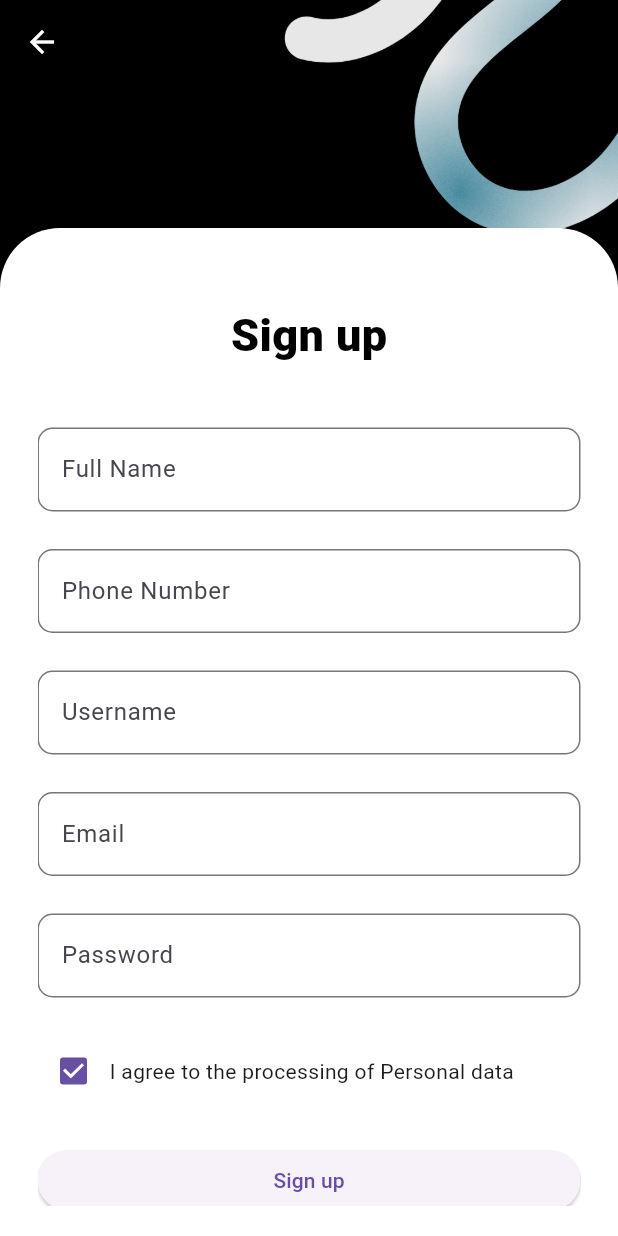
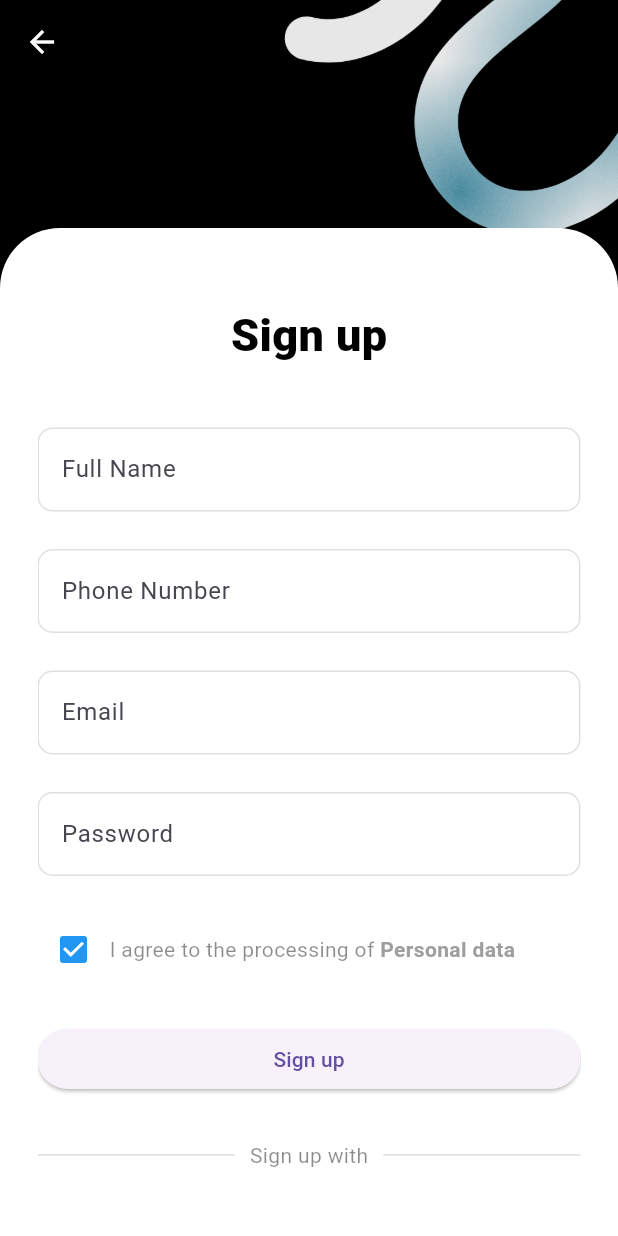
Before and after one commit to mona1121/test1, a Flutter app: the screen it shows after launch, after a tap on "Sign up", on a phone screen of 412 x 824 dp. Run offline on Flutter 3.47's test engine with Material 3 defaults, Android fonts, the light colour scheme and no system bars; our stand-ins replace font_awesome_flutter.

Commit message:
Revert "Mona's branch"

```diff
--- a/lib/components/navigation_bar.dart
+++ b/lib/components/navigation_bar.dart
@@ -6,11 +6,11 @@ class CustomNavBar extends StatelessWidget {
   final Function onScanTap;
 
   const CustomNavBar({
-    super.key,
+    Key? key,
     required this.onHomeTap,
     required this.onCartTap,
     required this.onScanTap,
-  });
+  }) : super(key: key);
 
   @override
   Widget build(BuildContext context) {
--- a/lib/main.dart
+++ b/lib/main.dart
@@ -1,17 +1,14 @@
-import 'package:firebase_core/firebase_core.dart';
 import 'package:flutter/material.dart';
-import 'package:test1/screens/home_screen.dart';
 import 'package:test1/screens/welcome_screen.dart';
 
-void main() async {
-  WidgetsFlutterBinding.ensureInitialized(); // Ensure Flutter binding is initialized
-  await Firebase.initializeApp();  // Initialize Firebase
-  runApp(const Test1());  // Run the main app
+void main() {
+  runApp(test1());
 }
 
-class Test1 extends StatelessWidget {
-  const Test1({super.key});
+class test1 extends StatelessWidget {
+  const test1 ({super.key});
 
+  //root widget
   @override
   Widget build(BuildContext context) {
     return MaterialApp(
@@ -20,7 +17,7 @@ class Test1 extends StatelessWidget {
       theme: ThemeData(
         primarySwatch: Colors.blue,
       ),
-      home: const WelcomeScreen(),
+      home: WelcomeScreen(),
     );
   }
 }
--- a/lib/screens/signup_screen.dart
+++ b/lib/screens/signup_screen.dart
@@ -1,11 +1,8 @@
-import 'package:firebase_auth/firebase_auth.dart';
 import 'package:flutter/material.dart';
 import 'package:font_awesome_flutter/font_awesome_flutter.dart';
-import 'package:test1/firebase_auth_implementation/firebase_auth_services.dart';
 import 'package:test1/screens/login_screen.dart';
 import 'package:test1/screens/verification_screen.dart';
 import 'package:test1/widgets/custom_scaffold.dart';
-import 'home_screen.dart';
 
 class SignupScreen extends StatefulWidget {
   const SignupScreen({super.key});
@@ -15,29 +12,9 @@ class SignupScreen extends StatefulWidget {
 }
 
 class _SignupScreenState extends State<SignupScreen> {
-  final FirebaseAuthService _auth = FirebaseAuthService();
-
   final _formSignupKey = GlobalKey<FormState>();
   bool agreePersonalData = true;
   String phoneNumber = '';
-
-  // Declare controllers
-  final TextEditingController _nameController = TextEditingController();
-  final TextEditingController _phoneController = TextEditingController();
-  final TextEditingController _usernameController = TextEditingController();
-  final TextEditingController _emailController = TextEditingController();
-  final TextEditingController _passwordController = TextEditingController();
-
-  @override
-  void dispose() {
-    // Dispose of controllers to prevent memory leaks
-    _nameController.dispose();
-    _phoneController.dispose();
-    _usernameController.dispose();
-    _emailController.dispose();
-    _passwordController.dispose();
-    super.dispose();
-  }
 
   @override
   Widget build(BuildContext context) {
@@ -46,7 +23,9 @@ class _SignupScreenState extends State<SignupScreen> {
         children: [
           const Expanded(
             flex: 1,
-            child: SizedBox(height: 10),
+            child: SizedBox(
+              height: 10,
+            ),
           ),
           Expanded(
             flex: 7,
@@ -65,7 +44,8 @@ class _SignupScreenState extends State<SignupScreen> {
                   child: Column(
                     crossAxisAlignment: CrossAxisAlignment.center,
                     children: [
-                      const Text(
+                      // Sign up text
+                      Text(
                         'Sign up',
                         style: TextStyle(
                           fontSize: 30.0,
@@ -73,11 +53,11 @@ class _SignupScreenState extends State<SignupScreen> {
                           color: Colors.black,
                         ),
                       ),
-                      const SizedBox(height: 40.0),
-
-                      // Full Name
+                      const SizedBox(
+                        height: 40.0,
+                      ),
+                      // Full name
                       TextFormField(
-                        controller: _nameController,
                         validator: (value) {
                           if (value == null || value.isEmpty) {
                             return 'Please enter Full name';
@@ -87,16 +67,29 @@ class _SignupScreenState extends State<SignupScreen> {
                         decoration: InputDecoration(
                           label: const Text('Full Name'),
                           hintText: 'Enter Full Name',
+                          hintStyle: const TextStyle(
+                            color: Colors.black26,
+                          ),
                           border: OutlineInputBorder(
+                            borderSide: const BorderSide(
+                              color: Colors.black12,
+                            ),
+                            borderRadius: BorderRadius.circular(10),
+                          ),
+                          enabledBorder: OutlineInputBorder(
+                            borderSide: const BorderSide(
+                              color: Colors.black12,
+                            ),
                             borderRadius: BorderRadius.circular(10),
                           ),
                         ),
                       ),
-                      const SizedBox(height: 25.0),
+                      const SizedBox(
+                        height: 25.0,
+                      ),
 
-                      // Phone Number
+                      // Phone number
                       TextFormField(
-                        controller: _phoneController,
                         validator: (value) {
                           if (value == null || value.isEmpty) {
                             return 'Please enter Phone Number';
@@ -113,37 +106,30 @@ class _SignupScreenState extends State<SignupScreen> {
                         keyboardType: TextInputType.phone,
                         decoration: InputDecoration(
                           label: const Text('Phone Number'),
-                          hintText: 'Enter Phone Number',
+                          hintText: ' Enter Phone Number',
                           prefixText: '+966',
+                          hintStyle: const TextStyle(
+                            color: Colors.black26,
+                          ),
                           border: OutlineInputBorder(
+                            borderSide: const BorderSide(
+                              color: Colors.black12,
+                            ),
+                            borderRadius: BorderRadius.circular(10),
+                          ),
+                          enabledBorder: OutlineInputBorder(
+                            borderSide: const BorderSide(
+                              color: Colors.black12,
+                            ),
                             borderRadius: BorderRadius.circular(10),
                           ),
                         ),
                       ),
-                      const SizedBox(height: 25.0),
-
-                      // Username
-                      TextFormField(
-                        controller: _usernameController,
-                        validator: (value) {
-                          if (value == null || value.isEmpty) {
-                            return 'Please Enter Username';
-                          }
-                          return null;
-                        },
-                        decoration: InputDecoration(
-                          label: const Text('Username'),
-                          hintText: 'Enter Username',
-                          border: OutlineInputBorder(
-                            borderRadius: BorderRadius.circular(10),
-                          ),
-                        ),
+                      const SizedBox(
+                        height: 25.0,
                       ),
-                      const SizedBox(height: 25.0),
-
                       // Email
                       TextFormField(
-                        controller: _emailController,
                         validator: (value) {
                           if (value == null || value.isEmpty) {
                             return 'Please enter Email';
@@ -153,16 +139,28 @@ class _SignupScreenState extends State<SignupScreen> {
                         decoration: InputDecoration(
                           label: const Text('Email'),
                           hintText: 'Enter Email',
+                          hintStyle: const TextStyle(
+                            color: Colors.black26,
+                          ),
                           border: OutlineInputBorder(
+                            borderSide: const BorderSide(
+                              color: Colors.black12,
+                            ),
+                            borderRadius: BorderRadius.circular(10),
+                          ),
+                          enabledBorder: OutlineInputBorder(
+                            borderSide: const BorderSide(
+                              color: Colors.black12,
+                            ),
                             borderRadius: BorderRadius.circular(10),
                           ),
                         ),
                       ),
-                      const SizedBox(height: 25.0),
-
+                      const SizedBox(
+                        height: 25.0,
+                      ),
                       // Password
                       TextFormField(
-                        controller: _passwordController,
                         obscureText: true,
                         obscuringCharacter: '*',
                         validator: (value) {
@@ -174,14 +172,27 @@ class _SignupScreenState extends State<SignupScreen> {
                         decoration: InputDecoration(
                           label: const Text('Password'),
                           hintText: 'Enter Password',
+                          hintStyle: const TextStyle(
+                            color: Colors.black26,
+                          ),
                           border: OutlineInputBorder(
+                            borderSide: const BorderSide(
+                              color: Colors.black12,
+                            ),
+                            borderRadius: BorderRadius.circular(10),
+                          ),
+                          enabledBorder: OutlineInputBorder(
+                            borderSide: const BorderSide(
+                              color: Colors.black12,
+                            ),
                             borderRadius: BorderRadius.circular(10),
                           ),
                         ),
                       ),
-                      const SizedBox(height: 25.0),
-
-                      // Agree to processing of personal data
+                      const SizedBox(
+                        height: 25.0,
+                      ),
+                      // I agree to the processing of personal data
                       Row(
                         children: [
                           Checkbox(
@@ -191,24 +202,89 @@ class _SignupScreenState extends State<SignupScreen> {
                                 agreePersonalData = value!;
                               });
                             },
+                            activeColor: Colors.blue,
                           ),
                           const Text(
-                            'I agree to the processing of Personal data',
+                            'I agree to the processing of ',
+                            style: TextStyle(
+                              color: Colors.black45,
+                            ),
+                          ),
+                          Text(
+                            'Personal data',
+                            style: TextStyle(
+                              fontWeight: FontWeight.bold,
+                              color: Colors.grey,
+                            ),
                           ),
                         ],
                       ),
-                      const SizedBox(height: 25.0),
-
+                      const SizedBox(
+                        height: 25.0,
+                      ),
                       // Sign-up button
                       SizedBox(
                         width: double.infinity,
                         child: ElevatedButton(
-                          onPressed: _signUp,  // Linking the signup method here
+                          onPressed: () {
+                            if (_formSignupKey.currentState!.validate() &&
+                                agreePersonalData) {
+                              // Navigate to the OTP verification screen
+                              Navigator.push(
+                                context,
+                                MaterialPageRoute(
+                                  builder: (context) => VerificationScreen(
+                                    phoneNumber: phoneNumber,
+                                  ),
+                                ),
+                              );
+                            } else if (!agreePersonalData) {
+                              ScaffoldMessenger.of(context).showSnackBar(
+                                const SnackBar(
+                                    content: Text(
+                                        'Please agree to the processing of personal data')),
+                              );
+                            }
+                          },
                           child: const Text('Sign up'),
                         ),
                       ),
-                      const SizedBox(height: 30.0),
-
+                      const SizedBox(
+                        height: 30.0,
+                      ),
+                      // Sign up divider
+                      Row(
+                        mainAxisAlignment: MainAxisAlignment.center,
+                        children: [
+                          Expanded(
+                            child: Divider(
+                              thickness: 0.7,
+                              color: Colors.grey.withOpacity(0.5),
+                            ),
+                          ),
+                          const Padding(
+                            padding: EdgeInsets.symmetric(
+                              vertical: 0,
+                              horizontal: 10,
+                            ),
+                            child: Text(
+                              'Sign up with',
+                              style: TextStyle(
+                                color: Colors.black45,
+                              ),
+                            ),
+                          ),
+                          Expanded(
+                            child: Divider(
+                              thickness: 0.7,
+                              color: Colors.grey.withOpacity(0.5),
+                            ),
+                          ),
+                        ],
+                      ),
+                      const SizedBox(
+                        height: 30.0,
+                      ),
                       // Sign-up social media icons
                       Row(
                         mainAxisAlignment: MainAxisAlignment.spaceEvenly,
@@ -231,8 +307,9 @@ class _SignupScreenState extends State<SignupScreen> {
                           ),
                         ],
                       ),
-                      const SizedBox(height: 25.0),
-
+                      const SizedBox(
+                        height: 25.0,
+                      ),
                       // Already have an account
                       Row(
                         mainAxisAlignment: MainAxisAlignment.center,
@@ -252,7 +329,7 @@ class _SignupScreenState extends State<SignupScreen> {
                                 ),
                               );
                             },
-                            child: const Text(
+                            child: Text(
                               'Log in',
                               style: TextStyle(
                                 fontWeight: FontWeight.bold,
@@ -262,7 +339,9 @@ class _SignupScreenState extends State<SignupScreen> {
                           ),
                         ],
                       ),
-                      const SizedBox(height: 20.0),
+                      const SizedBox(
+                        height: 20.0,
+                      ),
                     ],
                   ),
                 ),
@@ -273,37 +352,4 @@ class _SignupScreenState extends State<SignupScreen> {
       ),
     );
   }
-
-  void _signUp() async {
-    if (_formSignupKey.currentState!.validate() && agreePersonalData) {
-      try {
-        // Signing up the user with email and password
-        User? user = await _auth.signUpWithEmailAndPassword(
-          _emailController.text,
-          _passwordController.text,
-        );
-
-        if (user != null) {
-          print("User is successfully created");
-          Navigator.push(
-            context,
-            MaterialPageRoute(
-              builder: (context) => const HomeScreen(),
-            ),
-          );
-        } else {
-          print("Sign-up failed: No user returned");
-        }
-      } catch (e) {
-        print("Error during sign-up: $e");
-        ScaffoldMessenger.of(context).showSnackBar(
-          SnackBar(content: Text("Sign-up failed: ${e.toString()}")),
-        );
-      }
-    } else if (!agreePersonalData) {
-      ScaffoldMessenger.of(context).showSnackBar(
-        const SnackBar(content: Text("Please agree to the processing of personal data")),
-      );
-    }
-  }
 }
--- a/lib/widgets/welcome_button.dart
+++ b/lib/widgets/welcome_button.dart
@@ -1,4 +1,5 @@
 import 'package:flutter/material.dart';
+import 'package:test1/screens/signup_screen.dart';
 
 class WelcomeButton extends StatelessWidget {
   const WelcomeButton(
--- a/pubspec.yaml
+++ b/pubspec.yaml
@@ -15,11 +15,6 @@ dependencies:
 
   cupertino_icons: ^1.0.8
   icons_plus: ^4.0.0
-  firebase_core: ^3.6.0
-  cloud_firestore: ^5.4.4
-  firebase_auth: ^5.3.1
-  firebase_storage: ^12.3.2
-  mobile_scanner: ^6.0.1
 
 dev_dependencies:
   flutter_test:
```
Also changed, not shown: lib/firebase_auth_implementation/firebase_auth_services.dart (deleted, +0 -31 lines), lib/screens/cart_screen.dart (deleted, +0 -17 lines), lib/screens/home_screen.dart (+45 -40 lines), lib/screens/login_screen.dart (+19 -60 lines), lib/screens/scanner_screen.dart (deleted, +0 -167 lines), lib/screens/verification_screen.dart (+4 -4 lines), lib/screens/product_identification.dart (deleted), pubspec.lock, 4 other files.
